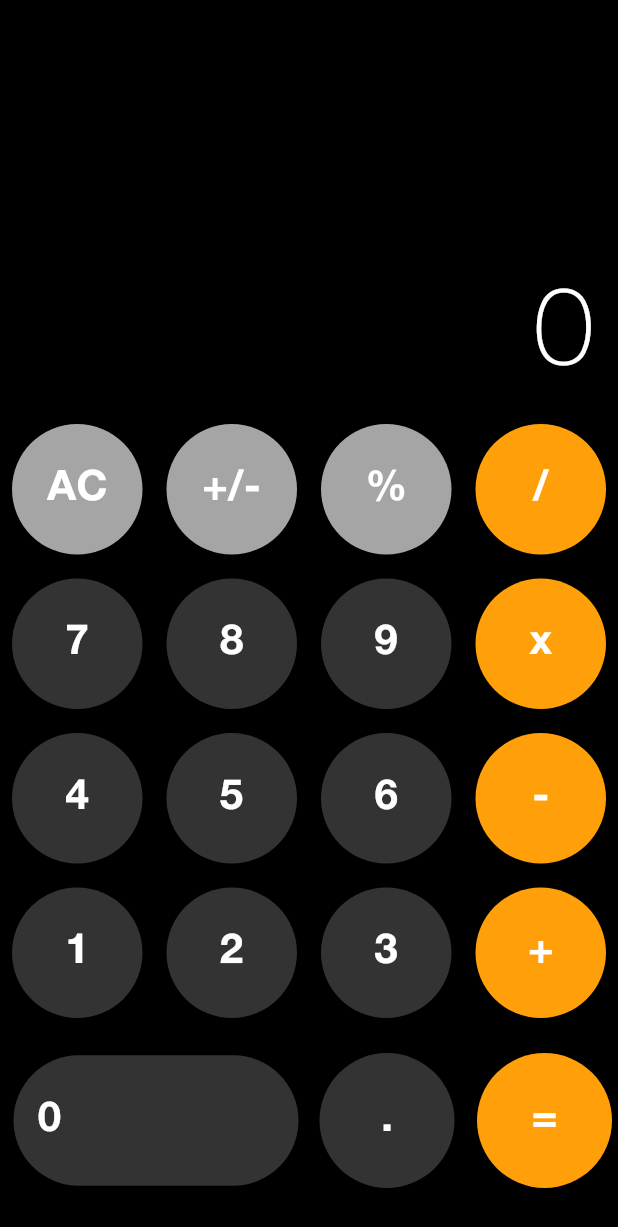
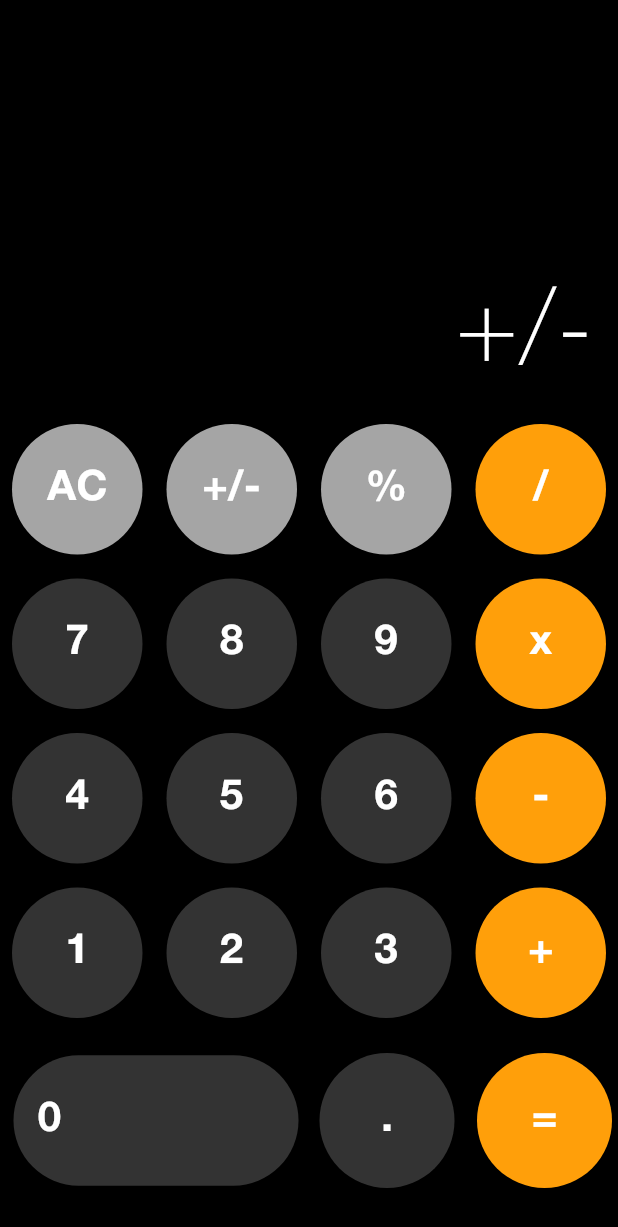
Before and after one commit to Ahmedjk4/ios_calculator_app, a Flutter app: the screen it shows after launch, after a tap on "+/-", on a phone screen of 412 x 824 dp. Shown: the top 1227 px of the screen. Run offline on Flutter 3.47's test engine with Material 3 defaults, Android fonts, the phone set to English and light mode, and no system bars; our stand-ins replace bloc, flutter_bloc.

Commit message:
got buttons to work except the equal button by adding function in cubit

```diff
--- a/lib/main.dart
+++ b/lib/main.dart
@@ -1,7 +1,7 @@
 import 'package:flutter/material.dart';
 import 'package:ios_calculator/cubits/cubit/answer_cubit.dart';
 import 'package:ios_calculator/observers/simple_bloc_observer.dart';
-import 'widgets/all_buttons_body.dart';
+import 'widgets/bottom_buttons_body.dart';
 import 'widgets/answer_body.dart';
 import 'widgets/top_button_body.dart';
 import 'package:flutter_bloc/flutter_bloc.dart';
@@ -45,62 +45,10 @@ class _CalculatorNormalHomeViewState extends State<CalculatorNormalHomeView> {
           children: [
             Answer(),
             TopButtonsBody(),
-            Padding(
-              padding: EdgeInsets.only(bottom: 32.0, left: 9.0),
-              child: AllButtonsBody(),
-            )
+            BottomButtonsBody(),
           ],
         ),
       ),
     );
   }
 }
-
-class ZeroLongButton extends StatelessWidget {
-  const ZeroLongButton({
-    super.key,
-  });
-
-  @override
-  Widget build(BuildContext context) {
-    return Container(
-      decoration: BoxDecoration(
-        color: const Color(0xff333333),
-        borderRadius: BorderRadius.circular(50),
-      ),
-      child: Material(
-        borderRadius: BorderRadius.circular(50),
-        color: Colors.transparent,
-        child: InkWell(
-          onTap: () {},
-          borderRadius: BorderRadius.circular(50),
-          child: Container(
-            decoration: BoxDecoration(
-              color: Colors.transparent,
-              borderRadius: BorderRadius.circular(50),
-            ),
-            width: 190,
-            height: 86.9,
-            child: const Column(
-              crossAxisAlignment: CrossAxisAlignment.start,
-              mainAxisAlignment: MainAxisAlignment.center,
-              children: [
-                Padding(
-                  padding: EdgeInsets.only(left: 16.0),
-                  child: Text(
-                    "0",
-                    style: TextStyle(
-                      color: Colors.white,
-                      fontSize: 28,
-                      fontWeight: FontWeight.bold,
-                    ),
-                  ),
-                ),
-              ],
-            ),
-          ),
-        ),
-      ),
-    );
-  }
-}
--- a/lib/widgets/all_buttons_body.dart
+++ /dev/null
@@ -1,34 +0,0 @@
-import 'package:flutter/material.dart';
-import 'package:ios_calculator/main.dart';
-import 'one_calculator_button.dart';
-
-class AllButtonsBody extends StatelessWidget {
-  const AllButtonsBody({
-    super.key,
-  });
-
-  @override
-  Widget build(BuildContext context) {
-    return Row(
-      children: [
-        const ZeroLongButton(),
-        const SizedBox(
-          width: 14.0,
-        ),
-        OneCalculatorButton(
-          color: const Color(0xff333333),
-          text: ".",
-          callback: () {},
-        ),
-        const SizedBox(
-          width: 15.0,
-        ),
-        OneCalculatorButton(
-          color: const Color(0xffFF9F0A),
-          text: "=",
-          callback: () {},
-        ),
-      ],
-    );
-  }
-}
--- a/lib/widgets/answer_body.dart
+++ b/lib/widgets/answer_body.dart
@@ -1,6 +1,8 @@
 // ignore_for_file: prefer_const_constructors, prefer_const_literals_to_create_immutables
 
 import 'package:flutter/material.dart';
+import 'package:flutter_bloc/flutter_bloc.dart';
+import 'package:ios_calculator/cubits/cubit/answer_cubit.dart';
 
 class Answer extends StatelessWidget {
   const Answer({
@@ -17,13 +19,17 @@ class Answer extends StatelessWidget {
           mainAxisAlignment: MainAxisAlignment.end,
           crossAxisAlignment: CrossAxisAlignment.end,
           children: [
-            Text(
-              '0',
-              style: TextStyle(
-                fontSize: 72,
-                color: Colors.white,
-                // To-Do: Implement the same font weight in ios calculator
-              ),
+            BlocBuilder<AnswerCubit, String>(
+              builder: (context, state) {
+                return Text(
+                  state,
+                  style: TextStyle(
+                    fontSize: 72,
+                    color: Colors.white,
+                    // To-Do: Implement the same font weight in ios calculator
+                  ),
+                );
+              },
             )
           ],
         ),
--- /dev/null
+++ b/lib/widgets/bottom_buttons_body.dart
@@ -0,0 +1,47 @@
+import 'package:flutter/material.dart';
+import 'package:flutter_bloc/flutter_bloc.dart';
+import 'package:ios_calculator/cubits/cubit/answer_cubit.dart';
+import 'one_calculator_button.dart';
+import 'zero_long_button.dart';
+
+class BottomButtonsBody extends StatelessWidget {
+  const BottomButtonsBody({
+    super.key,
+  });
+
+  @override
+  Widget build(BuildContext context) {
+    return Padding(
+      padding: const EdgeInsets.only(bottom: 32.0, left: 9.0),
+      child: Row(
+        children: [
+          ZeroLongButton(
+            callback: () {
+              BlocProvider.of<AnswerCubit>(context).updateState(
+                  "${BlocProvider.of<AnswerCubit>(context).state}0");
+            },
+          ),
+          const SizedBox(
+            width: 14.0,
+          ),
+          OneCalculatorButton(
+            color: const Color(0xff333333),
+            text: ".",
+            callback: () {
+              BlocProvider.of<AnswerCubit>(context).updateState(
+                  "${BlocProvider.of<AnswerCubit>(context).state}.");
+            },
+          ),
+          const SizedBox(
+            width: 15.0,
+          ),
+          OneCalculatorButton(
+            color: const Color(0xffFF9F0A),
+            text: "=",
+            callback: () {},
+          ),
+        ],
+      ),
+    );
+  }
+}
--- a/lib/widgets/top_button_body.dart
+++ b/lib/widgets/top_button_body.dart
@@ -1,4 +1,6 @@
 import 'package:flutter/material.dart';
+import 'package:flutter_bloc/flutter_bloc.dart';
+import 'package:ios_calculator/cubits/cubit/answer_cubit.dart';
 import 'package:ios_calculator/helpers/calculator_buttons.dart';
 
 class TopButtonsBody extends StatelessWidget {
@@ -25,7 +27,15 @@ class TopButtonsBody extends StatelessWidget {
                 borderRadius: BorderRadius.circular(50),
                 color: Colors.transparent,
                 child: InkWell(
-                  onTap: () {},
+                  onTap: () {
+                    if (CalculatorButtons.buttons.keys.toList()[index] ==
+                        "AC") {
+                      BlocProvider.of<AnswerCubit>(context).updateState("");
+                    } else {
+                      BlocProvider.of<AnswerCubit>(context).updateState(
+                          "${BlocProvider.of<AnswerCubit>(context).state}${CalculatorButtons.buttons.keys.toList()[index]}");
+                    }
+                  },
                   borderRadius: BorderRadius.circular(50),
                   child: CircleAvatar(
                     backgroundColor: Colors.transparent,
--- /dev/null
+++ b/lib/widgets/zero_long_button.dart
@@ -0,0 +1,51 @@
+import 'package:flutter/material.dart';
+
+class ZeroLongButton extends StatelessWidget {
+  const ZeroLongButton({
+    super.key,
+    required this.callback,
+  });
+  final VoidCallback callback;
+  @override
+  Widget build(BuildContext context) {
+    return Container(
+      decoration: BoxDecoration(
+        color: const Color(0xff333333),
+        borderRadius: BorderRadius.circular(50),
+      ),
+      child: Material(
+        borderRadius: BorderRadius.circular(50),
+        color: Colors.transparent,
+        child: InkWell(
+          onTap: callback,
+          borderRadius: BorderRadius.circular(50),
+          child: Container(
+            decoration: BoxDecoration(
+              color: Colors.transparent,
+              borderRadius: BorderRadius.circular(50),
+            ),
+            width: 190,
+            height: 86.9,
+            child: const Column(
+              crossAxisAlignment: CrossAxisAlignment.start,
+              mainAxisAlignment: MainAxisAlignment.center,
+              children: [
+                Padding(
+                  padding: EdgeInsets.only(left: 16.0),
+                  child: Text(
+                    "0",
+                    style: TextStyle(
+                      color: Colors.white,
+                      fontSize: 28,
+                      fontWeight: FontWeight.bold,
+                    ),
+                  ),
+                ),
+              ],
+            ),
+          ),
+        ),
+      ),
+    );
+  }
+}
--- a/pubspec.yaml
+++ b/pubspec.yaml
@@ -38,6 +38,7 @@ dependencies:
   flutter_bloc: ^8.1.6
   meta: ^1.12.0
   bloc: ^8.1.4
+  dart_eval: ^0.7.9
 
 dev_dependencies:
   flutter_test:
```
Also changed, not shown: pubspec.lock.
